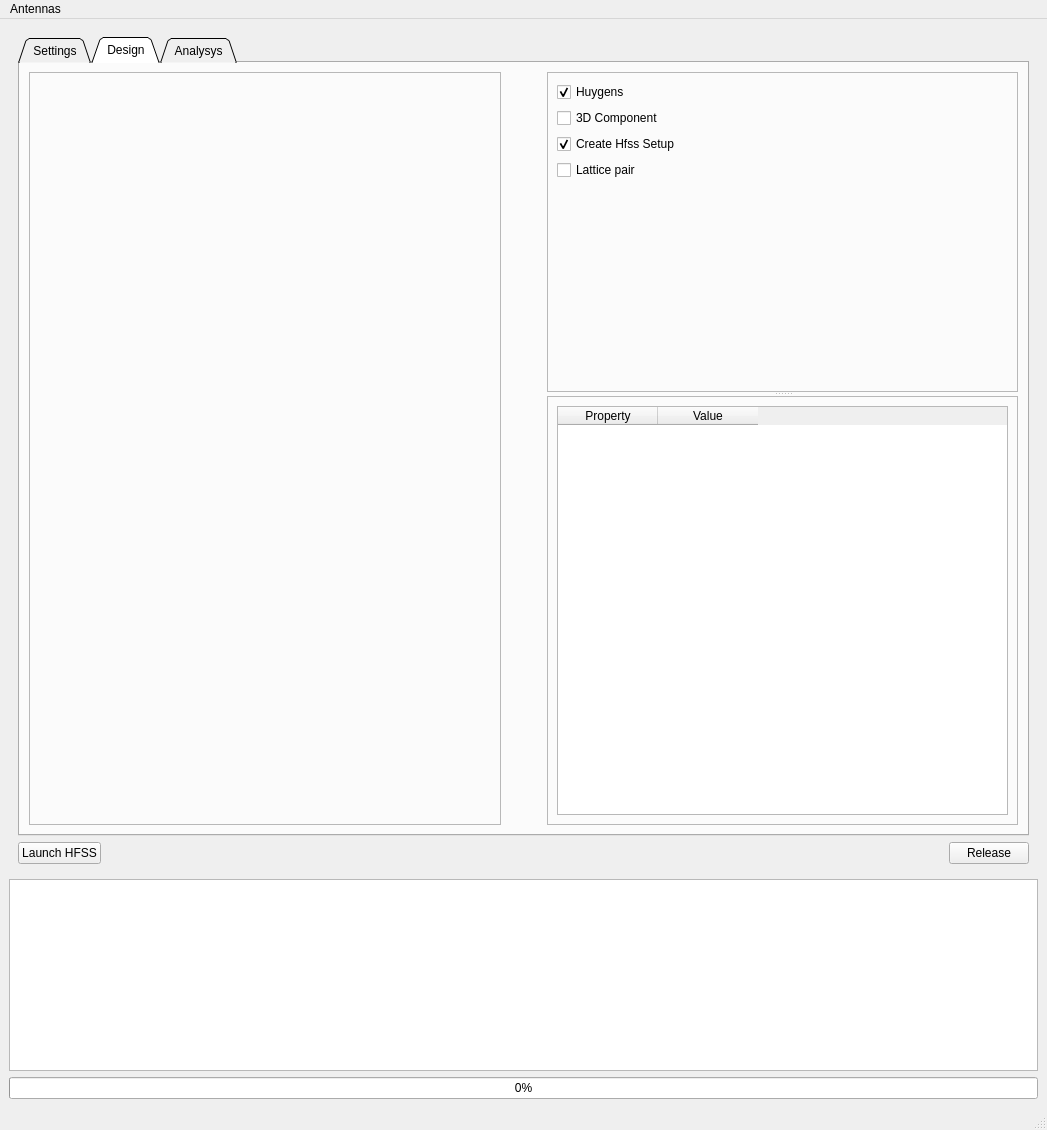
Qt form src/ansys/aedt/toolkits/antennas/ui/antenna_toolkit.ui (ansys/pyaedt-toolkits-antenna) before a commit.
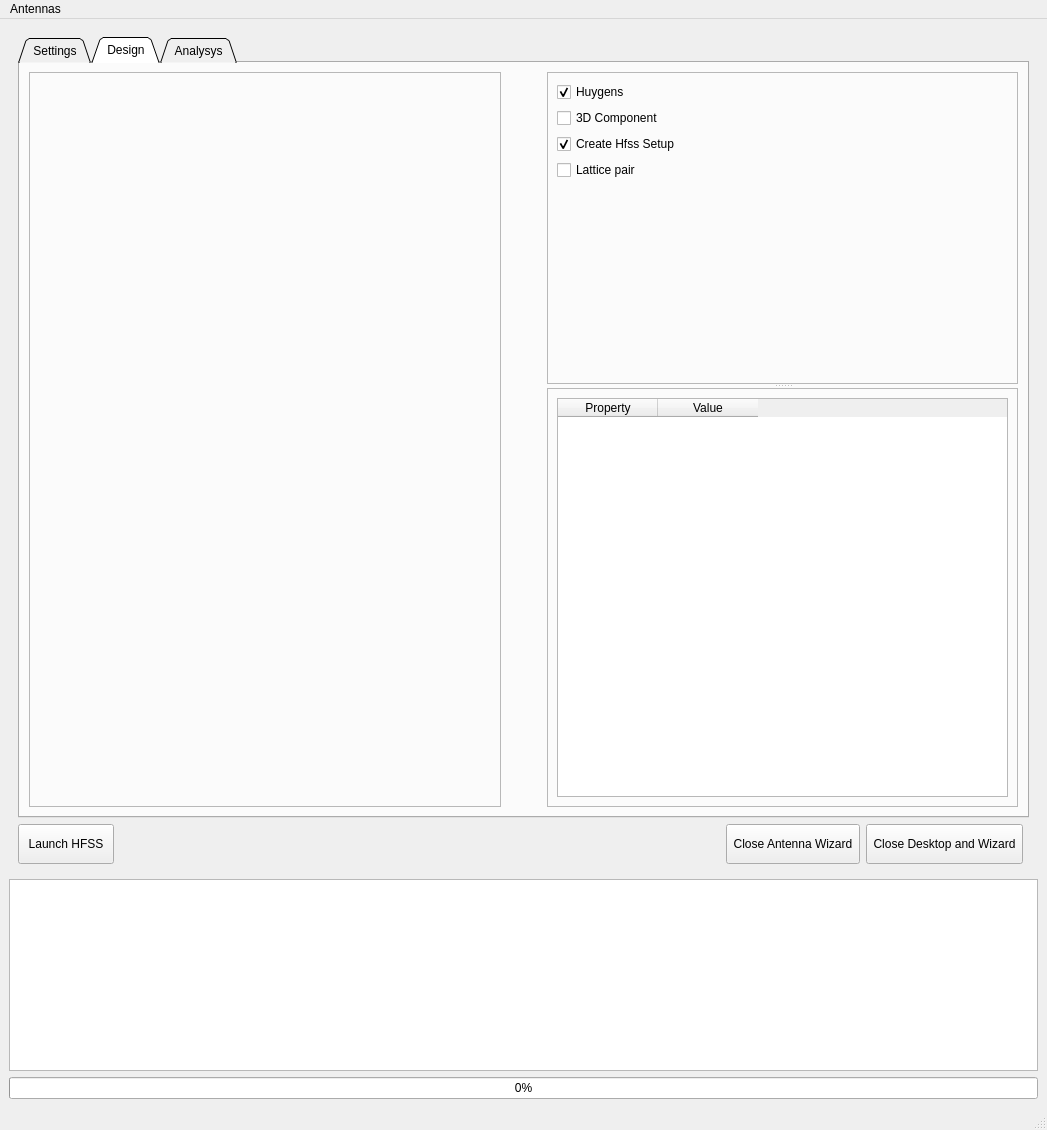
The same form after that commit.

Commit message: Made boundary setup in antenna common Some UI improvements

```diff
--- a/src/ansys/aedt/toolkits/antennas/ui/antenna_toolkit.ui
+++ b/src/ansys/aedt/toolkits/antennas/ui/antenna_toolkit.ui
@@ -30,21 +30,46 @@
        </sizepolicy>
       </property>
       <layout class="QGridLayout" name="gridLayout">
+       <item row="3" column="3">
+        <widget class="QPushButton" name="release_and_exit_button">
+         <property name="minimumSize">
+          <size>
+           <width>0</width>
+           <height>40</height>
+          </size>
+         </property>
+         <property name="text">
+          <string> Close Desktop and Wizard </string>
+         </property>
+        </widget>
+       </item>
+       <item row="3" column="1">
+        <spacer name="horizontalSpacer">
+         <property name="orientation">
+          <enum>Qt::Horizontal</enum>
+         </property>
+         <property name="sizeHint" stdset="0">
+          <size>
+           <width>40</width>
+           <height>20</height>
+          </size>
+         </property>
+        </spacer>
+       </item>
        <item row="3" column="0">
         <widget class="QPushButton" name="connect_hfss">
-         <property name="text">
-          <string>Launch HFSS</string>
+         <property name="minimumSize">
+          <size>
+           <width>0</width>
+           <height>40</height>
+          </size>
          </property>
-        </widget>
-       </item>
-       <item row="3" column="2">
-        <widget class="QPushButton" name="closeButton">
          <property name="text">
-          <string>Release</string>
+          <string>  Launch HFSS  </string>
          </property>
         </widget>
        </item>
-       <item row="0" column="0" colspan="3">
+       <item row="0" column="0" colspan="5">
         <widget class="QTabWidget" name="tabWidget">
          <property name="sizePolicy">
           <sizepolicy hsizetype="Preferred" vsizetype="Preferred">
@@ -682,18 +707,18 @@
          </widget>
         </widget>
        </item>
-       <item row="3" column="1">
-        <spacer name="horizontalSpacer">
-         <property name="orientation">
-          <enum>Qt::Horizontal</enum>
-         </property>
-         <property name="sizeHint" stdset="0">
+       <item row="3" column="2">
+        <widget class="QPushButton" name="release_button">
+         <property name="minimumSize">
           <size>
-           <width>40</width>
-           <height>20</height>
+           <width>0</width>
+           <height>40</height>
           </size>
          </property>
-        </spacer>
+         <property name="text">
+          <string> Close Antenna Wizard </string>
+         </property>
+        </widget>
        </item>
       </layout>
      </widget>
```
The commit also changes 14 other files.
